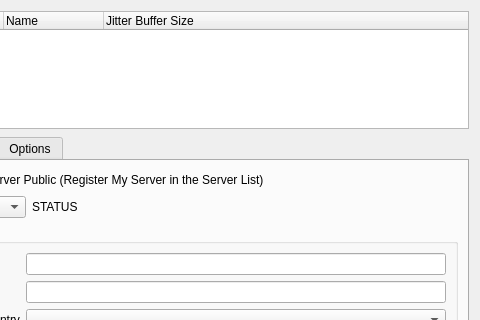
First picture: the form in src/serverdlgbase.ui, repository jamulussoftware/jamulus, before the edit; both pictures show x 108 to 588 and y 0 to 320 of the 588 by 560 pixel window.
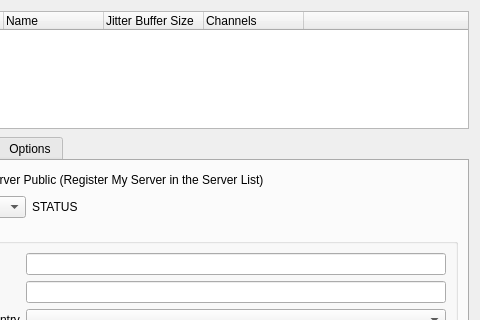
Second picture: the form after the edit. Icons and pictures are not drawn. Custom widgets are drawn as their Qt base class.

Commit message: Column "channels" added in server GUI.

Diff of the .ui file:
```diff
--- a/src/serverdlgbase.ui
+++ b/src/serverdlgbase.ui
@@ -44,6 +44,16 @@
        <string>Jitter Buffer Size</string>
       </property>
      </column>
+     <column>
+      <property name="text">
+       <string>Channels</string>
+      </property>
+     </column>
+     <column>
+      <property name="text">
+       <string>   </string>
+      </property>
+     </column>
     </widget>
    </item>
    <item>
```
The commit also changes 3 other files.
